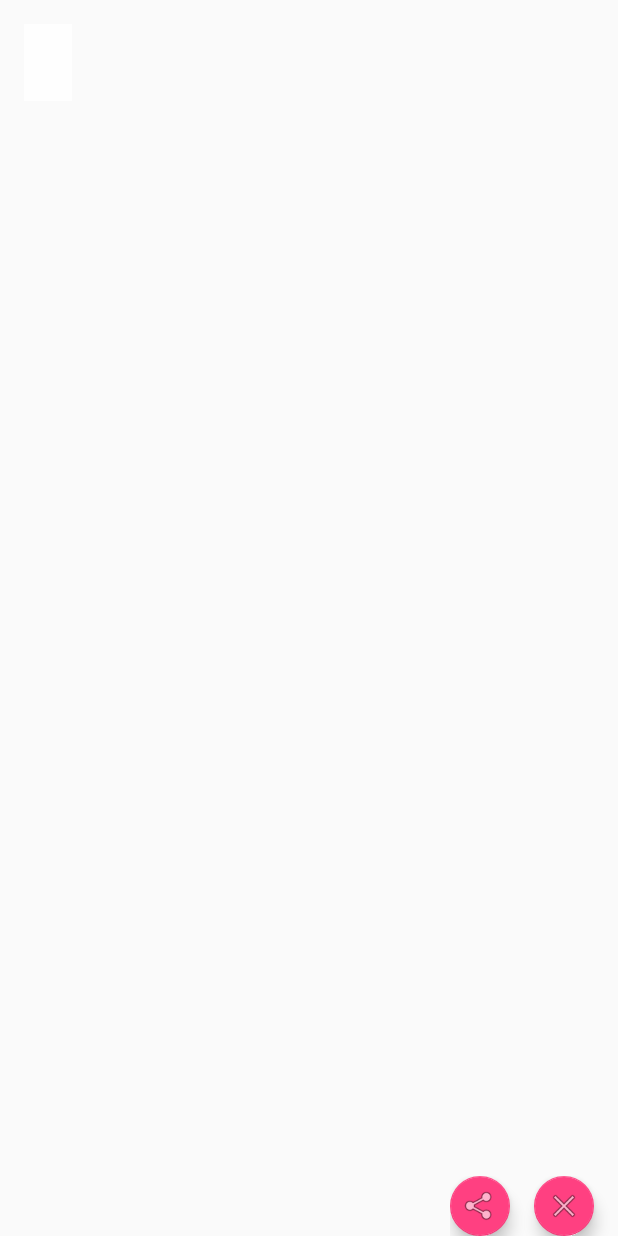
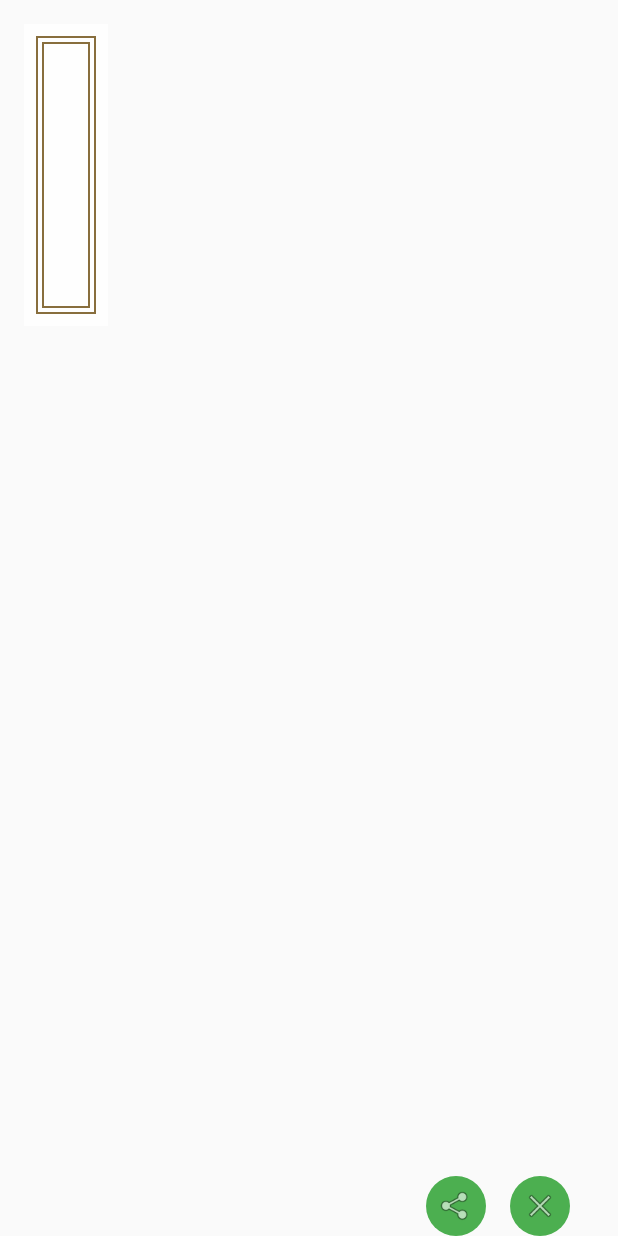
Before and after one commit to HaydWang/SharePlusPlus, an Android app: the layout view_image.xml on its own in the app's theme, with its tools: preview values and no code run, on a phone screen of 412 x 824 dp. Run offline under Robolectric (Android 15) with nearby library versions, the phone set to English and light mode, and no system bars.

Commit message:
top view

```diff
--- a/app/src/main/AndroidManifest.xml
+++ b/app/src/main/AndroidManifest.xml
@@ -1,9 +1,13 @@
 <?xml version="1.0" encoding="utf-8"?>
 <manifest xmlns:android="http://schemas.android.com/apk/res/android"
+    xmlns:tools="http://schemas.android.com/tools"
     package="com.droidrise.shareplusplus">
 
+    <uses-permission android:name="android.permission.GET_TASKS" />
+    <uses-permission
+        android:name="android.permission.PACKAGE_USAGE_STATS"
+        tools:ignore="ProtectedPermissions" />
     <uses-permission android:name="android.permission.RECEIVE_BOOT_COMPLETED" />
-
     <uses-permission android:name="android.permission.WRITE_EXTERNAL_STORAGE" />
 
     <application
--- /dev/null
+++ b/app/src/main/res/drawable/shape_border_dash.xml
@@ -0,0 +1,9 @@
+<shape xmlns:android="http://schemas.android.com/apk/res/android"
+    android:shape="line">
+    <stroke
+        android:width="1dp"
+        android:color="@color/colorSnapTime"
+        android:dashGap="8dp"
+        android:dashWidth="2dp" />
+    <size android:height="2dp" />
+</shape>
--- /dev/null
+++ b/app/src/main/res/drawable/shape_textview_border.xml
@@ -0,0 +1,6 @@
+<shape xmlns:android="http://schemas.android.com/apk/res/android">
+    <solid android:color="@color/colorSnapBackground" />
+    <stroke
+        android:width="1dp"
+        android:color="@color/colorSnapTime" />
+</shape>
--- a/app/src/main/res/layout/view_image.xml
+++ b/app/src/main/res/layout/view_image.xml
@@ -4,7 +4,6 @@
     android:orientation="vertical"
     android:layout_width="match_parent"
     android:layout_height="match_parent"
-    android:background="@android:color/transparent"
     android:theme="@style/AppTheme.NoActionBar">
 
     <LinearLayout
@@ -15,29 +14,86 @@
         android:layout_marginTop="@dimen/activity_vertical_margin"
         android:layout_marginLeft="@dimen/activity_horizontal_margin"
         android:layout_marginRight="@dimen/activity_horizontal_margin"
-        android:layout_marginBottom="26dp"
+        android:layout_marginBottom="20dp"
         android:background="@color/colorSnapBackground">
 
-        <TextView
-            android:id="@+id/text_content"
+        <LinearLayout
+            android:orientation="vertical"
             android:layout_width="wrap_content"
             android:layout_height="wrap_content"
-            android:layout_margin="@dimen/activity_horizontal_margin"
-            android:textColor="@color/colorSnapText" />
+            android:layout_margin="8dp"
+            android:background="@drawable/shape_textview_border">
+
+            <LinearLayout
+                android:orientation="vertical"
+                android:layout_width="wrap_content"
+                android:layout_height="wrap_content"
+                android:layout_margin="4dp"
+                android:padding="@dimen/activity_vertical_margin"
+                android:background="@drawable/shape_textview_border">
+
+                <TextView
+                    android:id="@+id/text_timestamp"
+                    android:layout_width="wrap_content"
+                    android:layout_height="wrap_content"
+                    android:layout_gravity="right"
+                    android:textColor="@color/colorSnapTime" />
+
+                <View
+                    android:layout_width="match_parent"
+                    android:layout_height="2dp"
+                    android:layout_marginTop="@dimen/activity_vertical_margin"
+                    android:layerType="software"
+                    android:background="@drawable/shape_border_dash" />
+
+                <TextView
+                    android:id="@+id/text_content"
+                    android:layout_width="wrap_content"
+                    android:layout_height="wrap_content"
+                    android:layout_marginTop="@dimen/activity_vertical_margin"
+                    android:textColor="@color/colorSnapText" />
+
+                <View
+                    android:layout_width="match_parent"
+                    android:layout_height="2dp"
+                    android:layerType="software"
+                    android:layout_marginTop="@dimen/activity_vertical_margin"
+                    android:background="@drawable/shape_border_dash" />
+
+                <TextView
+                    android:id="@+id/text_data_source"
+                    android:layout_width="wrap_content"
+                    android:layout_height="wrap_content"
+                    android:layout_marginTop="@dimen/activity_vertical_margin"
+                    android:layout_gravity="left"
+                    android:textColor="@color/colorSignature" />
+
+                <TextView
+                    android:id="@+id/text_signature"
+                    android:layout_width="wrap_content"
+                    android:layout_height="wrap_content"
+                    android:layout_marginTop="0dp"
+                    android:layout_gravity="left"
+                    android:textColor="@color/colorSignature" />
+
+            </LinearLayout>
+        </LinearLayout>
     </LinearLayout>
 
     <LinearLayout
         android:orientation="horizontal"
         android:layout_width="wrap_content"
         android:layout_height="wrap_content"
-        android:layout_gravity="bottom|end"
-        android:background="@android:color/transparent">
+        android:layout_marginRight="@dimen/fab_margin"
+        android:layout_gravity="bottom|end">
 
         <android.support.design.widget.FloatingActionButton
             android:id="@+id/button_wechat"
             android:layout_width="wrap_content"
             android:layout_height="wrap_content"
             android:layout_marginRight="@dimen/fab_margin"
+            app:elevation="0dp"
+            app:borderWidth="0dp"
             app:srcCompat="@android:drawable/ic_menu_share"
             app:fabSize="mini" />
 
@@ -46,6 +102,8 @@
             android:layout_width="wrap_content"
             android:layout_height="wrap_content"
             android:layout_marginRight="@dimen/fab_margin"
+            app:elevation="0dp"
+            app:borderWidth="0dp"
             app:srcCompat="@android:drawable/ic_menu_close_clear_cancel"
             app:fabSize="mini" />
 
--- a/app/src/main/res/values/colors.xml
+++ b/app/src/main/res/values/colors.xml
@@ -2,8 +2,10 @@
 <resources>
     <color name="colorPrimary">#4CAF50</color>
     <color name="colorPrimaryDark">#2E7D32</color>
-    <color name="colorAccent">#FF4081</color>
+    <color name="colorAccent">#4CAF50</color>
 
     <color name="colorSnapBackground">#FEFEFE</color>
     <color name="colorSnapText">#3E3E3E</color>
+    <color name="colorSnapTime">#886E3D</color>
+    <color name="colorSignature">#D3C7B1</color>
 </resources>
```
Also changed, not shown: app/src/main/java/com/droidrise/shareplusplus/ClipboardService.java (+12 -10 lines), app/src/main/java/com/droidrise/shareplusplus/MainActivity.java (+6 -2 lines), app/src/main/java/com/droidrise/shareplusplus/TextDrawer.java (+72 -0 lines).
